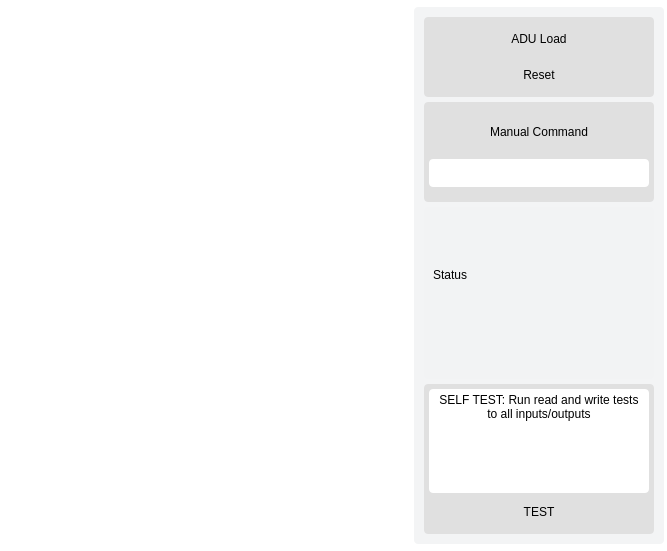
The window that Qt_files/ADUadv.ui (Stianein/Colifast_ALARM) describes before a commit, drawn with Qt 5.
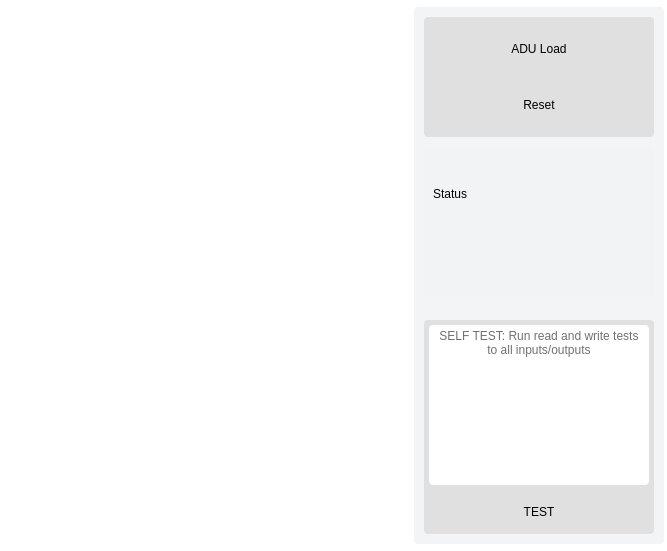
The same window after the commit.

Commit message: Started to write the Manual, implemented LED buttons in spectrophotometer window, removed manual command in ADU window, Clock_time_picker got a date selection as well as hours and minutes.

The edit to the form file:
```diff
--- a/Qt_files/ADUadv.ui
+++ b/Qt_files/ADUadv.ui
@@ -192,7 +192,7 @@
         </property>
         <layout class="QVBoxLayout" name="verticalLayout_2">
          <property name="spacing">
-          <number>5</number>
+          <number>10</number>
          </property>
          <property name="leftMargin">
           <number>10</number>
@@ -208,10 +208,16 @@
          </property>
          <item>
           <widget class="QFrame" name="frame_3">
+           <property name="sizePolicy">
+            <sizepolicy hsizetype="Preferred" vsizetype="Expanding">
+             <horstretch>0</horstretch>
+             <verstretch>0</verstretch>
+            </sizepolicy>
+           </property>
            <property name="maximumSize">
             <size>
              <width>16777215</width>
-             <height>100</height>
+             <height>120</height>
             </size>
            </property>
            <property name="frameShape">
@@ -238,6 +244,12 @@
             </property>
             <item>
              <widget class="QPushButton" name="adu_load">
+              <property name="sizePolicy">
+               <sizepolicy hsizetype="Minimum" vsizetype="Expanding">
+                <horstretch>0</horstretch>
+                <verstretch>0</verstretch>
+               </sizepolicy>
+              </property>
               <property name="text">
                <string>ADU Load</string>
               </property>
@@ -245,6 +257,12 @@
             </item>
             <item>
              <widget class="QPushButton" name="reset_btn">
+              <property name="sizePolicy">
+               <sizepolicy hsizetype="Minimum" vsizetype="Expanding">
+                <horstretch>0</horstretch>
+                <verstretch>0</verstretch>
+               </sizepolicy>
+              </property>
               <property name="text">
                <string>Reset</string>
               </property>
@@ -253,70 +271,20 @@
            </layout>
           </widget>
          </item>
-         <item>
-          <widget class="QFrame" name="frame_4">
-           <property name="sizePolicy">
-            <sizepolicy hsizetype="Preferred" vsizetype="Preferred">
-             <horstretch>0</horstretch>
-             <verstretch>0</verstretch>
-            </sizepolicy>
-           </property>
-           <property name="maximumSize">
-            <size>
-             <width>16777215</width>
-             <height>100</height>
-            </size>
-           </property>
-           <property name="frameShape">
-            <enum>QFrame::StyledPanel</enum>
-           </property>
-           <property name="frameShadow">
-            <enum>QFrame::Raised</enum>
-           </property>
-           <layout class="QVBoxLayout" name="verticalLayout_4">
-            <property name="spacing">
-             <number>2</number>
-            </property>
-            <property name="leftMargin">
-             <number>5</number>
-            </property>
-            <property name="topMargin">
-             <number>5</number>
-            </property>
-            <property name="rightMargin">
-             <number>5</number>
-            </property>
-            <property name="bottomMargin">
-             <number>5</number>
-            </property>
-            <item>
-             <widget class="QPushButton" name="manual_command">
-              <property name="maximumSize">
-               <size>
-                <width>16777215</width>
-                <height>16777215</height>
-               </size>
-              </property>
-              <property name="text">
-               <string>Manual Command</string>
-              </property>
-             </widget>
-            </item>
-            <item>
-             <widget class="QTextEdit" name="command_to_send">
-              <property name="maximumSize">
-               <size>
-                <width>16777215</width>
-                <height>28</height>
-               </size>
-              </property>
-             </widget>
-            </item>
-           </layout>
-          </widget>
-         </item>
          <item>
           <widget class="QFrame" name="frame_5">
+           <property name="sizePolicy">
+            <sizepolicy hsizetype="Preferred" vsizetype="Expanding">
+             <horstretch>0</horstretch>
+             <verstretch>0</verstretch>
+            </sizepolicy>
+           </property>
+           <property name="maximumSize">
+            <size>
+             <width>16777215</width>
+             <height>150</height>
+            </size>
+           </property>
            <property name="frameShape">
             <enum>QFrame::StyledPanel</enum>
            </property>
@@ -326,6 +294,24 @@
            <layout class="QVBoxLayout" name="verticalLayout_7">
             <item>
              <widget class="QLabel" name="status">
+              <property name="sizePolicy">
+               <sizepolicy hsizetype="Preferred" vsizetype="MinimumExpanding">
+                <horstretch>0</horstretch>
+                <verstretch>0</verstretch>
+               </sizepolicy>
+              </property>
+              <property name="minimumSize">
+               <size>
+                <width>0</width>
+                <height>20</height>
+               </size>
+              </property>
+              <property name="maximumSize">
+               <size>
+                <width>16777215</width>
+                <height>40</height>
+               </size>
+              </property>
               <property name="text">
                <string>Status</string>
               </property>
@@ -352,16 +338,25 @@
          </item>
          <item alignment="Qt::AlignBottom">
           <widget class="QFrame" name="frame_6">
+           <property name="enabled">
+            <bool>true</bool>
+           </property>
            <property name="sizePolicy">
             <sizepolicy hsizetype="Expanding" vsizetype="Expanding">
              <horstretch>0</horstretch>
              <verstretch>0</verstretch>
             </sizepolicy>
            </property>
+           <property name="minimumSize">
+            <size>
+             <width>0</width>
+             <height>0</height>
+            </size>
+           </property>
            <property name="maximumSize">
             <size>
              <width>16777215</width>
-             <height>150</height>
+             <height>16777215</height>
             </size>
            </property>
            <property name="frameShape">
@@ -372,7 +367,7 @@
            </property>
            <layout class="QVBoxLayout" name="verticalLayout">
             <property name="spacing">
-             <number>2</number>
+             <number>10</number>
             </property>
             <property name="leftMargin">
              <number>5</number>
@@ -386,12 +381,12 @@
             <property name="bottomMargin">
              <number>5</number>
             </property>
-            <item>
+            <item alignment="Qt::AlignTop">
              <widget class="QTextBrowser" name="st_adu_txt">
               <property name="maximumSize">
                <size>
                 <width>16777215</width>
-                <height>110</height>
+                <height>160</height>
                </size>
               </property>
               <property name="html">
@@ -399,7 +394,7 @@
 &lt;html&gt;&lt;head&gt;&lt;meta name=&quot;qrichtext&quot; content=&quot;1&quot; /&gt;&lt;style type=&quot;text/css&quot;&gt;
 p, li { white-space: pre-wrap; }
 &lt;/style&gt;&lt;/head&gt;&lt;body style=&quot; font-family:'Calibri'; font-size:10pt; font-weight:72; font-style:normal;&quot;&gt;
-&lt;p align=&quot;center&quot; style=&quot; margin-top:0px; margin-bottom:0px; margin-left:0px; margin-right:0px; -qt-block-indent:0; text-indent:0px;&quot;&gt;&lt;span style=&quot; font-family:'MS Shell Dlg 2'; font-size:9pt; font-weight:400;&quot;&gt;SELF TEST: Run read and write tests to all inputs/outputs&lt;/span&gt;&lt;/p&gt;&lt;/body&gt;&lt;/html&gt;</string>
+&lt;p align=&quot;center&quot; style=&quot; margin-top:0px; margin-bottom:0px; margin-left:0px; margin-right:0px; -qt-block-indent:0; text-indent:0px;&quot;&gt;&lt;span style=&quot; font-family:'MS Shell Dlg 2'; font-size:9pt; font-weight:400; color:#717171;&quot;&gt;SELF TEST: Run read and write tests to all inputs/outputs&lt;/span&gt;&lt;/p&gt;&lt;/body&gt;&lt;/html&gt;</string>
               </property>
              </widget>
             </item>
```
Left out of the diff: 20 changed lines with no effect on the pictures. The commit also changes 15 other files.
